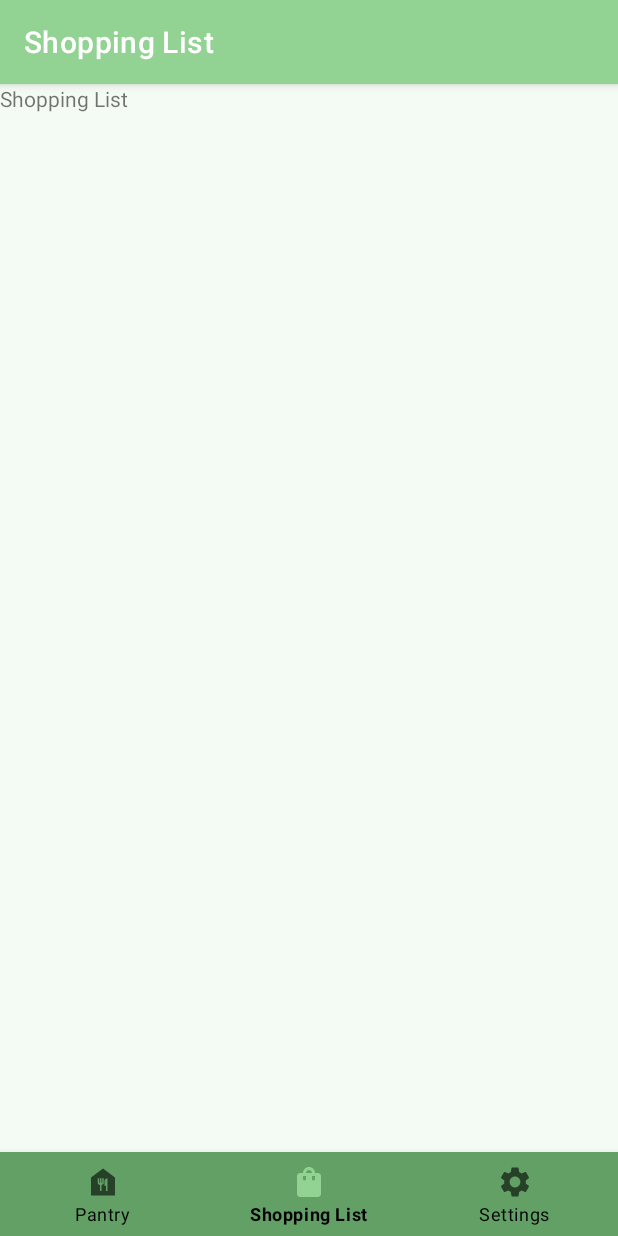
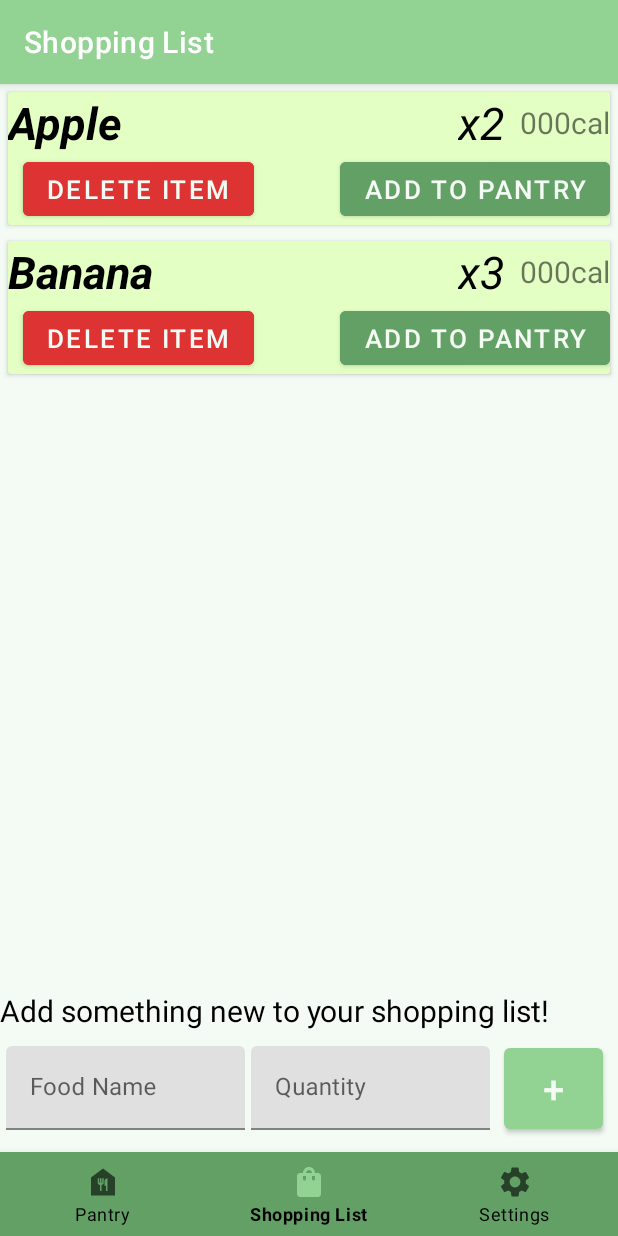
Before and after one commit to SeanAres/CS639Team1Project2021, an Android app: the shopping_list screen opened through its navigation route, on a phone screen of 412 x 824 dp. Run offline under Robolectric (Android 15) with nearby library versions, the phone set to English and light mode, and no system bars; our stand-ins replace navigation-ui.

Commit message:
Add Basic Shopping List Design and Functionality

```diff
--- a/HealthyShopper/app/build.gradle
+++ b/HealthyShopper/app/build.gradle
@@ -38,6 +38,9 @@ dependencies {
     implementation 'com.google.android.material:material:1.4.0'
     implementation 'androidx.constraintlayout:constraintlayout:2.0.4'
     implementation 'com.google.firebase:firebase-auth:21.0.1'
+    implementation 'androidx.recyclerview:recyclerview:1.2.1'
+    implementation 'androidx.cardview:cardview:1.0.0'
+    implementation 'org.jetbrains:annotations:15.0'
     testImplementation 'junit:junit:4.+'
     androidTestImplementation 'androidx.test.ext:junit:1.1.3'
     androidTestImplementation 'androidx.test.espresso:espresso-core:3.4.0'
--- /dev/null
+++ b/HealthyShopper/app/src/main/java/pace/cs639/healthyshopper/AddFoodItemAdapter.java
@@ -0,0 +1,53 @@
+package pace.cs639.healthyshopper;
+
+import android.view.LayoutInflater;
+import android.view.View;
+import android.view.ViewGroup;
+import android.widget.TextView;
+
+import androidx.annotation.NonNull;
+import androidx.recyclerview.widget.RecyclerView;
+
+import java.util.ArrayList;
+import java.util.List;
+
+public class AddFoodItemAdapter extends RecyclerView.Adapter<AddFoodItemAdapter.ShoppingItemViewHolder>{
+
+    private ArrayList<SL_FoodItem> foodList;
+    //Create the View Holder
+
+    public AddFoodItemAdapter(ArrayList<SL_FoodItem> foodList){
+        this.foodList = foodList;
+    }
+
+    @NonNull
+    @org.jetbrains.annotations.NotNull
+    @Override
+    public ShoppingItemViewHolder onCreateViewHolder(@NonNull @org.jetbrains.annotations.NotNull ViewGroup parent, int viewType) {
+        View itemView = LayoutInflater.from(parent.getContext()).inflate(R.layout.shopping_item, parent, false);
+        return new ShoppingItemViewHolder(itemView);
+    }
+
+    @Override
+    public void onBindViewHolder(@NonNull @org.jetbrains.annotations.NotNull AddFoodItemAdapter.ShoppingItemViewHolder holder, int position) {
+        String name = foodList.get(position).getName();
+        holder.nameView.setText(name);
+        String qty = String.valueOf(foodList.get(position).getQty());
+        holder.qtyView.setText("x"+qty);
+    }
+
+    @Override
+    public int getItemCount() {
+        return foodList.size();
+    }
+
+    public class ShoppingItemViewHolder extends RecyclerView.ViewHolder{
+        private TextView nameView, qtyView;
+
+        public ShoppingItemViewHolder(@NonNull @org.jetbrains.annotations.NotNull View itemView) {
+            super(itemView);
+            nameView = itemView.findViewById(R.id.SL_FoodNameView);
+            qtyView = itemView.findViewById(R.id.SL_QtyView);
+        }
+    }
+}
--- a/HealthyShopper/app/src/main/java/pace/cs639/healthyshopper/MainActivity.java
+++ b/HealthyShopper/app/src/main/java/pace/cs639/healthyshopper/MainActivity.java
@@ -7,6 +7,7 @@ import androidx.navigation.ui.AppBarConfiguration;
 import androidx.navigation.ui.NavigationUI;
 
 import android.os.Bundle;
+import android.view.View;
 
 import com.google.android.material.bottomnavigation.BottomNavigationView;
 
@@ -28,4 +29,5 @@ public class MainActivity extends AppCompatActivity {
         NavigationUI.setupActionBarWithNavController(this, navController, appBarConfiguration);
         NavigationUI.setupWithNavController(navView, navController);
     }
+
 }
--- /dev/null
+++ b/HealthyShopper/app/src/main/java/pace/cs639/healthyshopper/SL_FoodItem.java
@@ -0,0 +1,33 @@
+package pace.cs639.healthyshopper;
+
+public class SL_FoodItem {
+
+        private String Name;
+        private int Qty;
+
+        SL_FoodItem(){
+            this.Name = "empty";
+            this.Qty = 0;
+        }
+
+        SL_FoodItem(String name, int qty){
+            this.Name = name;
+            this.Qty = qty;
+        }
+
+        public String getName() {
+            return Name;
+        }
+
+        public int getQty() {
+            return Qty;
+        }
+
+        public void setName(String Name) {
+            this.Name = Name;
+        }
+
+        public void setQty(int qty) {
+            this.Qty = qty;
+        }
+}
--- a/HealthyShopper/app/src/main/java/pace/cs639/healthyshopper/shopping_list.java
+++ b/HealthyShopper/app/src/main/java/pace/cs639/healthyshopper/shopping_list.java
@@ -1,12 +1,24 @@
 package pace.cs639.healthyshopper;
 
+import android.content.Context;
 import android.os.Bundle;
 
+import androidx.appcompat.app.AppCompatActivity;
 import androidx.fragment.app.Fragment;
+import androidx.recyclerview.widget.DefaultItemAnimator;
+import androidx.recyclerview.widget.LinearLayoutManager;
+import androidx.recyclerview.widget.RecyclerView;
 
 import android.view.LayoutInflater;
 import android.view.View;
 import android.view.ViewGroup;
+import android.view.inputmethod.InputMethodManager;
+import android.widget.Button;
+import android.widget.Toast;
+
+import com.google.android.material.textfield.TextInputEditText;
+
+import java.util.ArrayList;
 
 /**
  * A simple {@link Fragment} subclass.
@@ -15,33 +27,22 @@ import android.view.ViewGroup;
  */
 public class shopping_list extends Fragment {
 
-    // TODO: Rename parameter arguments, choose names that match
-    // the fragment initialization parameters, e.g. ARG_ITEM_NUMBER
-    private static final String ARG_PARAM1 = "param1";
-    private static final String ARG_PARAM2 = "param2";
+    private static ArrayList<SL_FoodItem> foodList;
 
-    // TODO: Rename and change types of parameters
-    private String mParam1;
-    private String mParam2;
+    private RecyclerView SL_recycler;
+    private TextInputEditText foodNameInput;
+    private TextInputEditText qtyInput;
+    private Button addBtn;
+
 
     public shopping_list() {
         // Required empty public constructor
     }
 
-    /**
-     * Use this factory method to create a new instance of
-     * this fragment using the provided parameters.
-     *
-     * @param param1 Parameter 1.
-     * @param param2 Parameter 2.
-     * @return A new instance of fragment home.
-     */
     // TODO: Rename and change types and number of parameters
     public static shopping_list newInstance(String param1, String param2) {
         shopping_list fragment = new shopping_list();
         Bundle args = new Bundle();
-        args.putString(ARG_PARAM1, param1);
-        args.putString(ARG_PARAM2, param2);
         fragment.setArguments(args);
         return fragment;
     }
@@ -49,16 +50,64 @@ public class shopping_list extends Fragment {
     @Override
     public void onCreate(Bundle savedInstanceState) {
         super.onCreate(savedInstanceState);
-        if (getArguments() != null) {
-            mParam1 = getArguments().getString(ARG_PARAM1);
-            mParam2 = getArguments().getString(ARG_PARAM2);
-        }
+        foodList = new ArrayList<>();
+        //default test food items
+        foodList.add(new SL_FoodItem("Apple", 2));
+        foodList.add(new SL_FoodItem("Banana", 3));
+    }
+
+    private void setAdapter(AddFoodItemAdapter adapter) {
+        RecyclerView.LayoutManager layoutManager = new LinearLayoutManager(this.getContext());
+        SL_recycler.setLayoutManager(layoutManager);
+        SL_recycler.setItemAnimator(new DefaultItemAnimator());
+        SL_recycler.setAdapter(adapter);
     }
 
     @Override
     public View onCreateView(LayoutInflater inflater, ViewGroup container,
                              Bundle savedInstanceState) {
         // Inflate the layout for this fragment
-        return inflater.inflate(R.layout.fragment_shopping_list, container, false);
+        View view = inflater.inflate(R.layout.fragment_shopping_list, container, false);
+        SL_recycler = (RecyclerView) view.findViewById(R.id.shopping_list_recycler);
+        AddFoodItemAdapter adapter = new AddFoodItemAdapter(foodList);
+        setAdapter(adapter);
+        foodNameInput = (TextInputEditText) view.findViewById(R.id.SL_FoodInput);
+        qtyInput = (TextInputEditText) view.findViewById(R.id.SL_QtyInput);
+        addBtn = (Button) view.findViewById(R.id.SL_AddItemBtn);
+        addBtn.setOnClickListener(new View.OnClickListener()
+        {
+            @Override
+            public void onClick(View v)
+            {
+                InputMethodManager inputManager = (InputMethodManager)
+                        getActivity().getSystemService(Context.INPUT_METHOD_SERVICE);
+                if (inputManager != null) {
+                    inputManager.hideSoftInputFromWindow(view.getWindowToken(),
+                            InputMethodManager.HIDE_NOT_ALWAYS);
+                }
+
+                String fName = foodNameInput.getText().toString().trim();
+                String qty = qtyInput.getText().toString().trim();
+                if (fName.length() != 0 && qty.length() != 0){
+                    int found = 0;
+                    for (int i = 0; i < foodList.size(); i++){
+                        if (foodList.get(i).getName().equals(fName)){
+                            found = 1;
+                            break;
+                        }
+                    }
+                    if (found == 1){
+                        Toast.makeText(getContext(),"Food already in list!",Toast.LENGTH_SHORT).show();
+                    }
+                    else {
+                        foodList.add(new SL_FoodItem(fName, Integer.parseInt(qty)));
+                        adapter.notifyItemInserted(foodList.size() - 1);
+                        Toast.makeText(getContext(),"Shopping list updated!",Toast.LENGTH_SHORT).show();
+
+                    }
+                }
+            }
+        });
+        return view;
     }
 }
--- a/HealthyShopper/app/src/main/res/layout/activity_main.xml
+++ b/HealthyShopper/app/src/main/res/layout/activity_main.xml
@@ -25,8 +25,8 @@
         android:name="androidx.navigation.fragment.NavHostFragment"
         android:layout_width="match_parent"
         android:layout_height="match_parent"
+        android:layout_marginBottom="55dp"
         app:defaultNavHost="true"
-        app:layout_constraintBottom_toTopOf="@id/bottomNav_view"
         app:layout_constraintLeft_toLeftOf="parent"
         app:layout_constraintRight_toRightOf="parent"
         app:layout_constraintTop_toTopOf="parent"
--- a/HealthyShopper/app/src/main/res/layout/fragment_shopping_list.xml
+++ b/HealthyShopper/app/src/main/res/layout/fragment_shopping_list.xml
@@ -1,14 +1,78 @@
 <?xml version="1.0" encoding="utf-8"?>
-<FrameLayout xmlns:android="http://schemas.android.com/apk/res/android"
+<LinearLayout xmlns:android="http://schemas.android.com/apk/res/android"
+    xmlns:app="http://schemas.android.com/apk/res-auto"
     xmlns:tools="http://schemas.android.com/tools"
     android:layout_width="match_parent"
     android:layout_height="match_parent"
-    tools:context=".shopping_list">
+    tools:context=".shopping_list"
+    android:orientation="vertical">
 
     <!-- TODO: Update blank fragment layout -->
+    <androidx.recyclerview.widget.RecyclerView
+        android:id="@+id/shopping_list_recycler"
+        android:layout_width="match_parent"
+        android:layout_height="match_parent"
+        android:layout_weight="1"/>
+
     <TextView
         android:layout_width="match_parent"
-        android:layout_height="match_parent"
-        android:text="@string/shopping_List_label" />
+        android:layout_height="wrap_content"
+        android:layout_marginBottom="5dp"
+        android:text="Add something new to your shopping list!"
+        android:textSize="20sp"
+        android:textColor="@color/primaryTextColor" />
+    <LinearLayout
+        android:layout_width="match_parent"
+        android:layout_height="wrap_content"
+        android:orientation="horizontal"
+        android:layout_marginBottom="10dp">
+        <com.google.android.material.textfield.TextInputLayout
+            android:layout_width="match_parent"
+            android:layout_height="wrap_content"
+            android:layout_marginLeft="4dp"
+            android:layout_marginRight="2dp"
+            android:hint="Food Name"
+            android:layout_gravity="center"
+            android:layout_weight="1">
 
-</FrameLayout>
+            <com.google.android.material.textfield.TextInputEditText
+                android:id = "@+id/SL_FoodInput"
+                android:layout_width="match_parent"
+                android:layout_height="wrap_content"
+                android:inputType="textCapSentences|textImeMultiLine"
+                android:singleLine="true"
+                android:maxLines="1" />
+        </com.google.android.material.textfield.TextInputLayout>
+
+        <com.google.android.material.textfield.TextInputLayout
+            android:layout_width="match_parent"
+            android:layout_height="wrap_content"
+            android:layout_marginLeft="2dp"
+            android:layout_marginRight="4dp"
+            android:hint="Quantity"
+            android:layout_gravity="center"
+            android:layout_weight="1">
+
+            <com.google.android.material.textfield.TextInputEditText
+                android:id = "@+id/SL_QtyInput"
+                android:layout_width="match_parent"
+                android:layout_height="wrap_content"
+                android:imeOptions="actionDone"
+                android:inputType="textImeMultiLine|number"
+                android:singleLine="true"
+                android:maxLines="1" />
+        </com.google.android.material.textfield.TextInputLayout>
+
+    <Button
+        android:id="@+id/SL_AddItemBtn"
+        android:layout_width="66dp"
+        android:layout_height="66dp"
+        android:text="+"
+        android:textSize="25sp"
+        android:scaleType="center"
+        android:layout_marginRight="10dp"
+        android:layout_marginLeft="5dp"
+        android:src="@android:drawable/ic_input_add"/>
+    </LinearLayout>
+
+</LinearLayout>
--- /dev/null
+++ b/HealthyShopper/app/src/main/res/layout/shopping_item.xml
@@ -0,0 +1,101 @@
+<?xml version="1.0" encoding="utf-8"?>
+<LinearLayout xmlns:android="http://schemas.android.com/apk/res/android"
+    xmlns:app="http://schemas.android.com/apk/res-auto"
+    android:layout_width="match_parent"
+    android:layout_height="wrap_content"
+    android:orientation="vertical">
+
+    <androidx.cardview.widget.CardView
+        android:layout_width="match_parent"
+        android:layout_height="wrap_content"
+        android:layout_margin="5dp"
+        android:backgroundTint="@color/secondaryLightColor">
+
+        <LinearLayout
+            android:layout_width="match_parent"
+            android:layout_height="wrap_content"
+            android:orientation="vertical">
+
+            <androidx.constraintlayout.widget.ConstraintLayout
+                android:layout_width="match_parent"
+                android:layout_height="wrap_content">
+
+                //SL = Shopping List
+                <ImageView
+                    android:id="@+id/SL_ImgView"
+                    android:layout_width="wrap_content"
+                    android:layout_height="35dp"
+                    app:layout_constraintBottom_toBottomOf="parent"
+                    app:layout_constraintStart_toStartOf="parent"
+                    app:layout_constraintTop_toTopOf="parent"/>
+
+                <TextView
+                    android:id="@+id/SL_FoodNameView"
+                    android:layout_width="wrap_content"
+                    android:layout_height="wrap_content"
+                    android:text="Default Text"
+                    android:textColor="@color/primaryTextColor"
+                    android:textSize="30sp"
+                    android:textStyle="bold|italic"
+                    app:layout_constraintBottom_toBottomOf="parent"
+                    app:layout_constraintStart_toEndOf="@+id/SL_ImgView"
+                    app:layout_constraintTop_toTopOf="parent" />
+
+                <TextView
+                    android:id="@+id/SL_QtyView"
+                    android:layout_width="wrap_content"
+                    android:layout_height="wrap_content"
+                    android:layout_marginRight="10dp"
+                    android:text="x0"
+                    android:textColor="@color/primaryTextColor"
+                    android:textSize="30sp"
+                    android:textStyle="italic"
+                    app:layout_constraintBottom_toBottomOf="parent"
+                    app:layout_constraintEnd_toStartOf="@+id/SL_CalView"
+                    app:layout_constraintTop_toTopOf="parent" />
+
+                <TextView
+                    android:id="@+id/SL_CalView"
+                    android:layout_width="wrap_content"
+                    android:layout_height="wrap_content"
+                    android:text="000cal"
+                    android:textSize="20sp"
+                    app:layout_constraintBottom_toBottomOf="parent"
+                    app:layout_constraintEnd_toEndOf="parent"
+                    app:layout_constraintTop_toTopOf="parent" />
+            </androidx.constraintlayout.widget.ConstraintLayout>
+
+            <androidx.constraintlayout.widget.ConstraintLayout
+                android:layout_width="match_parent"
+                android:layout_height="wrap_content"
+                android:orientation="horizontal">
+
+                <Button
+                    android:id="@+id/SL_DeleteBtn"
+                    android:layout_width="wrap_content"
+                    android:layout_height="match_parent"
+                    android:layout_marginLeft="10dp"
+                    android:text="Delete Item"
+                    android:textSize="17sp"
+                    android:backgroundTint="@color/red"
+                    app:layout_constraintBottom_toBottomOf="parent"
+                    app:layout_constraintStart_toStartOf="parent"
+                    app:layout_constraintTop_toTopOf="parent"
+                     />
+
+                <Button
+                    android:id="@+id/SL_AddtoPantryBtn"
+                    android:layout_width="wrap_content"
+                    android:layout_height="match_parent"
+                    android:text="Add to Pantry"
+                    android:backgroundTint="@color/primaryDarkColor"
+                    android:textSize="17sp"
+                    app:layout_constraintBottom_toBottomOf="parent"
+                    app:layout_constraintEnd_toEndOf="parent"
+                    app:layout_constraintTop_toTopOf="parent" />
+
+            </androidx.constraintlayout.widget.ConstraintLayout>
+        </LinearLayout>
+    </androidx.cardview.widget.CardView>
+
+</LinearLayout>
--- a/HealthyShopper/app/src/main/res/values/colors.xml
+++ b/HealthyShopper/app/src/main/res/values/colors.xml
@@ -12,4 +12,5 @@
     <color name="primaryBlack">#0F150F</color>
     <color name="black">#000000</color>
     <color name="white">#FFFFFF</color>
+    <color name="red">#DD3333</color>
 </resources>
```
